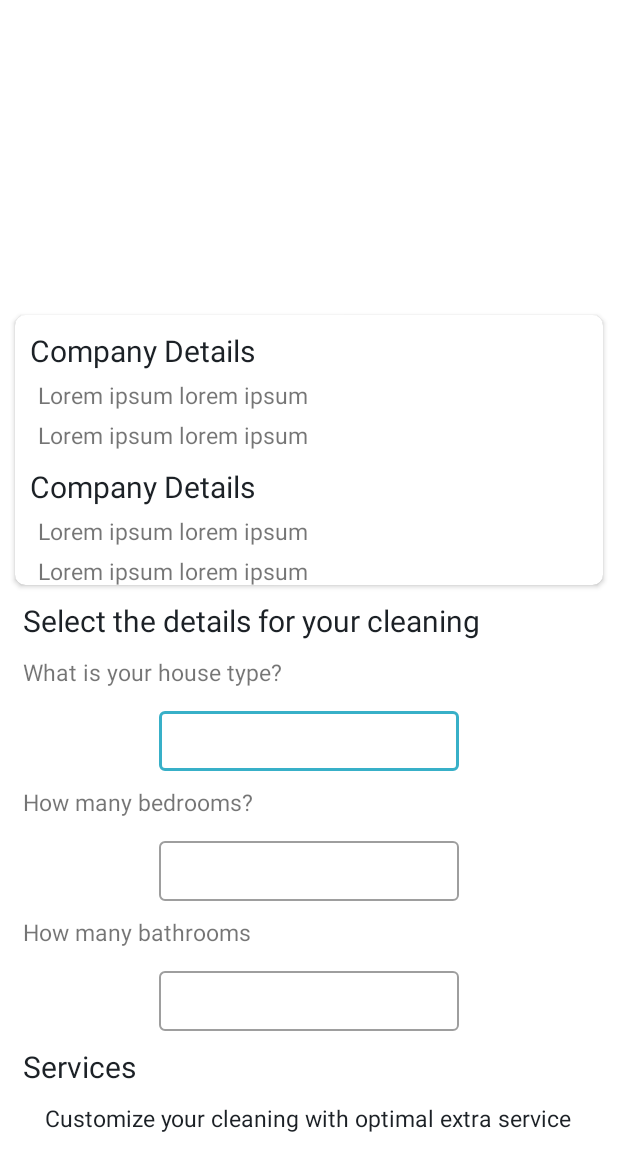
After one commit to Ranz-prog/DustNShine_CustomerApp, an Android app: the ActivityCompanyDetails screen opened directly, with no data from a screen before it, on a phone screen of 412 x 824 dp. The commit adds this screen. Shown: the top 1171 px of the screen. Run offline under Robolectric (Android 15) with nearby library versions, the phone set to English and light mode, and no system bars.

Commit message:
Added company details layout

```diff
--- a/app/src/main/AndroidManifest.xml
+++ b/app/src/main/AndroidManifest.xml
@@ -18,6 +18,9 @@
                 <category android:name="android.intent.category.LAUNCHER" />
             </intent-filter>
         </activity>
+        <activity
+            android:name=".ui.ActivityCompanyDetails"
+            android:exported="true"></activity>
         <activity
             android:name=".ui.ActivitySignIn"
             android:exported="true"></activity>
--- /dev/null
+++ b/app/src/main/java/com/example/dustnshine/ui/ActivityCompanyDetails.java
@@ -0,0 +1,16 @@
+package com.example.dustnshine.ui;
+
+import android.os.Bundle;
+
+import androidx.annotation.Nullable;
+import androidx.appcompat.app.AppCompatActivity;
+
+import com.example.dustnshine.R;
+
+public class ActivityCompanyDetails extends AppCompatActivity {
+    @Override
+    protected void onCreate(@Nullable Bundle savedInstanceState) {
+        super.onCreate(savedInstanceState);
+        setContentView(R.layout.activity_company_details);
+    }
+}
--- /dev/null
+++ b/app/src/main/res/layout/activity_company_details.xml
@@ -0,0 +1,225 @@
+<?xml version="1.0" encoding="utf-8"?>
+<ScrollView xmlns:android="http://schemas.android.com/apk/res/android"
+    android:layout_width="match_parent"
+    android:layout_height="match_parent"
+    xmlns:app="http://schemas.android.com/apk/res-auto"
+    xmlns:tools="http://schemas.android.com/tools"
+    tools:context=".ui.ActivityCompanyDetails" >
+
+    <RelativeLayout
+        android:layout_width="match_parent"
+        android:layout_height="wrap_content">
+
+        <ImageView
+            android:id="@+id/imgCompany"
+            android:layout_width="match_parent"
+            android:layout_height="200dp" />
+
+        <androidx.cardview.widget.CardView
+            android:id="@+id/cardCompanyDetail"
+            android:layout_width="match_parent"
+            android:layout_height="180dp"
+            android:layout_below="@+id/imgCompany"
+            android:layout_marginStart="10dp"
+            android:layout_marginTop="10dp"
+            android:layout_marginEnd="10dp"
+            app:cardCornerRadius="7dp">
+
+            <LinearLayout
+                android:layout_width="wrap_content"
+                android:layout_height="wrap_content"
+                android:orientation="vertical">
+
+                <TextView
+                    android:layout_width="wrap_content"
+                    android:layout_height="wrap_content"
+                    android:layout_marginStart="10dp"
+                    android:layout_marginTop="10dp"
+                    android:text="@string/companydetails"
+                    android:textColor="@color/black"
+                    android:textSize="20sp" />
+
+                <TextView
+                    android:layout_width="wrap_content"
+                    android:layout_height="wrap_content"
+                    android:layout_marginStart="15dp"
+                    android:layout_marginTop="5dp"
+                    android:text="Lorem ipsum lorem ipsum"
+                    android:textSize="15sp" />
+
+                <TextView
+                    android:layout_width="wrap_content"
+                    android:layout_height="wrap_content"
+                    android:layout_marginStart="15dp"
+                    android:layout_marginTop="5dp"
+                    android:text="Lorem ipsum lorem ipsum"
+                    android:textSize="15sp" />
+
+                <TextView
+                    android:layout_width="wrap_content"
+                    android:layout_height="wrap_content"
+                    android:layout_marginStart="10dp"
+                    android:layout_marginTop="10dp"
+                    android:text="@string/companydetails"
+                    android:textColor="@color/black"
+                    android:textSize="20sp" />
+
+                <TextView
+                    android:layout_width="wrap_content"
+                    android:layout_height="wrap_content"
+                    android:layout_marginStart="15dp"
+                    android:layout_marginTop="5dp"
+                    android:text="Lorem ipsum lorem ipsum"
+                    android:textSize="15sp" />
+
+                <TextView
+                    android:layout_width="wrap_content"
+                    android:layout_height="wrap_content"
+                    android:layout_marginStart="15dp"
+                    android:layout_marginTop="5dp"
+                    android:text="Lorem ipsum lorem ipsum"
+                    android:textSize="15sp" />
+
+            </LinearLayout>
+
+        </androidx.cardview.widget.CardView>
+
+        <RelativeLayout
+            android:id="@+id/layoutDetails"
+            android:layout_width="match_parent"
+            android:layout_height="wrap_content"
+            android:layout_marginTop="10dp"
+            android:layout_below="@+id/cardCompanyDetail">
+
+            <TextView
+                android:id="@+id/txtSelectDetails"
+                android:layout_width="wrap_content"
+                android:layout_height="wrap_content"
+                android:layout_marginStart="15dp"
+                android:text="@string/selectdetails"
+                android:textColor="@color/black"
+                android:textSize="20sp" />
+
+            <TextView
+                android:id="@+id/txthouseType"
+                android:layout_width="wrap_content"
+                android:layout_height="wrap_content"
+                android:layout_below="@+id/txtSelectDetails"
+                android:layout_marginStart="15dp"
+                android:layout_marginTop="10dp"
+                android:text="@string/housetype"
+                android:textSize="15sp" />
+
+            <com.google.android.material.textfield.TextInputLayout
+                android:id="@+id/txtInputHouseType"
+                style="@style/Widget.MaterialComponents.TextInputLayout.OutlinedBox"
+                android:layout_width="200dp"
+                android:layout_height="wrap_content"
+                android:layout_below="@+id/txthouseType"
+                android:layout_centerInParent="true"
+                android:layout_marginTop="10dp"
+                android:textSize="18sp">
+
+                <com.google.android.material.textfield.TextInputEditText
+                    android:layout_width="match_parent"
+                    android:layout_height="40dp"
+                    android:gravity="center" />
+
+            </com.google.android.material.textfield.TextInputLayout>
+
+            <TextView
+                android:id="@+id/txtBedrooms"
+                android:layout_width="wrap_content"
+                android:layout_height="wrap_content"
+                android:layout_below="@+id/txtInputHouseType"
+                android:layout_marginStart="15dp"
+                android:layout_marginTop="10dp"
+                android:text="@string/bedrooms"
+                android:textSize="15sp" />
+
+            <com.google.android.material.textfield.TextInputLayout
+                android:id="@+id/txtInputBedrooms"
+                style="@style/Widget.MaterialComponents.TextInputLayout.OutlinedBox"
+                android:layout_width="200dp"
+                android:layout_height="wrap_content"
+                android:layout_below="@+id/txtBedrooms"
+                android:layout_centerInParent="true"
+                android:layout_marginTop="10dp"
+                android:textSize="18sp">
+
+                <com.google.android.material.textfield.TextInputEditText
+                    android:layout_width="match_parent"
+                    android:layout_height="40dp"
+                    android:gravity="center" />
+
+            </com.google.android.material.textfield.TextInputLayout>
+
+            <TextView
+                android:id="@+id/txtBathrooms"
+                android:layout_width="wrap_content"
+                android:layout_height="wrap_content"
+                android:layout_below="@+id/txtInputBedrooms"
+                android:layout_marginStart="15dp"
+                android:layout_marginTop="10dp"
+                android:text="@string/bathrooms"
+                android:textSize="15sp" />
+
+            <com.google.android.material.textfield.TextInputLayout
+                android:id="@+id/txtInputBathRooms"
+                style="@style/Widget.MaterialComponents.TextInputLayout.OutlinedBox"
+                android:layout_width="200dp"
+                android:layout_height="wrap_content"
+                android:layout_below="@+id/txtBathrooms"
+                android:layout_centerInParent="true"
+                android:layout_marginTop="10dp"
+                android:textSize="18sp">
+
+                <com.google.android.material.textfield.TextInputEditText
+                    android:layout_width="match_parent"
+                    android:layout_height="40dp"
+                    android:gravity="center" />
+
+            </com.google.android.material.textfield.TextInputLayout>
+
+
+        </RelativeLayout>
+
+        <RelativeLayout
+            android:layout_width="match_parent"
+            android:layout_height="wrap_content"
+            android:layout_below="@+id/layoutDetails">
+
+            <TextView
+                android:id="@+id/txtServices"
+                android:layout_width="wrap_content"
+                android:layout_height="wrap_content"
+                android:layout_marginStart="15dp"
+                android:layout_marginTop="10dp"
+                android:text="@string/services"
+                android:textColor="@color/black"
+                android:textSize="20sp" />
+
+            <TextView
+                android:id="@+id/txtExtraServices"
+                android:layout_width="wrap_content"
+                android:layout_height="wrap_content"
+                android:layout_marginStart="15dp"
+                android:layout_marginTop="10dp"
+                android:layout_below="@+id/txtServices"
+                android:layout_centerInParent="true"
+                android:textColor="@color/black"
+                android:text="@string/extraservices"
+                android:textSize="15sp" />
+
+            <androidx.recyclerview.widget.RecyclerView
+                android:id="@+id/companiesList"
+                android:layout_width="match_parent"
+                android:layout_height="wrap_content"
+                android:layout_below="@id/txtExtraServices"
+                android:layout_margin="10dp" />
+
+        </RelativeLayout>
+
+    </RelativeLayout>
+
+</ScrollView>
--- a/app/src/main/res/layout/content_booking.xml
+++ b/app/src/main/res/layout/content_booking.xml
@@ -24,11 +24,11 @@
             android:id="@+id/detailsTv"
             android:layout_width="wrap_content"
             android:layout_height="wrap_content"
+            android:layout_marginLeft="10dp"
             android:layout_toRightOf="@+id/clientImage"
             android:text="@string/customerdetails"
             android:textColor="@color/app_theme_blue"
             android:textSize="16dp"
-            android:layout_marginLeft="10dp"
             android:textStyle="bold" />
 
         <TextView
@@ -36,8 +36,8 @@
             android:layout_width="wrap_content"
             android:layout_height="wrap_content"
             android:layout_below="@id/detailsTv"
+            android:layout_marginLeft="10dp"
             android:layout_marginTop="6dp"
-            android:layout_marginLeft="10dp"
             android:layout_toRightOf="@+id/clientImage"
             android:text="@string/customername"
             android:textSize="15sp"
--- a/app/src/main/res/values/strings.xml
+++ b/app/src/main/res/values/strings.xml
@@ -79,11 +79,14 @@
     <!--Company Detail-->
     <string name="companydetails">Company Details</string>
     <string name="selectdetails">Select the details for your cleaning</string>
+    <string name="housetype">What is your house type?</string>
+    <string name="bedrooms">How many bedrooms?</string>
+    <string name="bathrooms">How many bathrooms</string>
+    <string name="services">Services</string>
+    <string name="extraservices">Customize your cleaning with optimal extra service</string>
 
     <!--Booking-->
     <string name="bookinghistory">Booking History</string>
-
-    <!--Booking-->
     <string name="notification">Notification</string>
 
 
```
Also changed, not shown: app/src/main/res/layout/content_extra_services.xml (added, +70 -0 lines), app/src/main/res/layout/fragment_company_detail.xml (deleted, +0 -98 lines).
